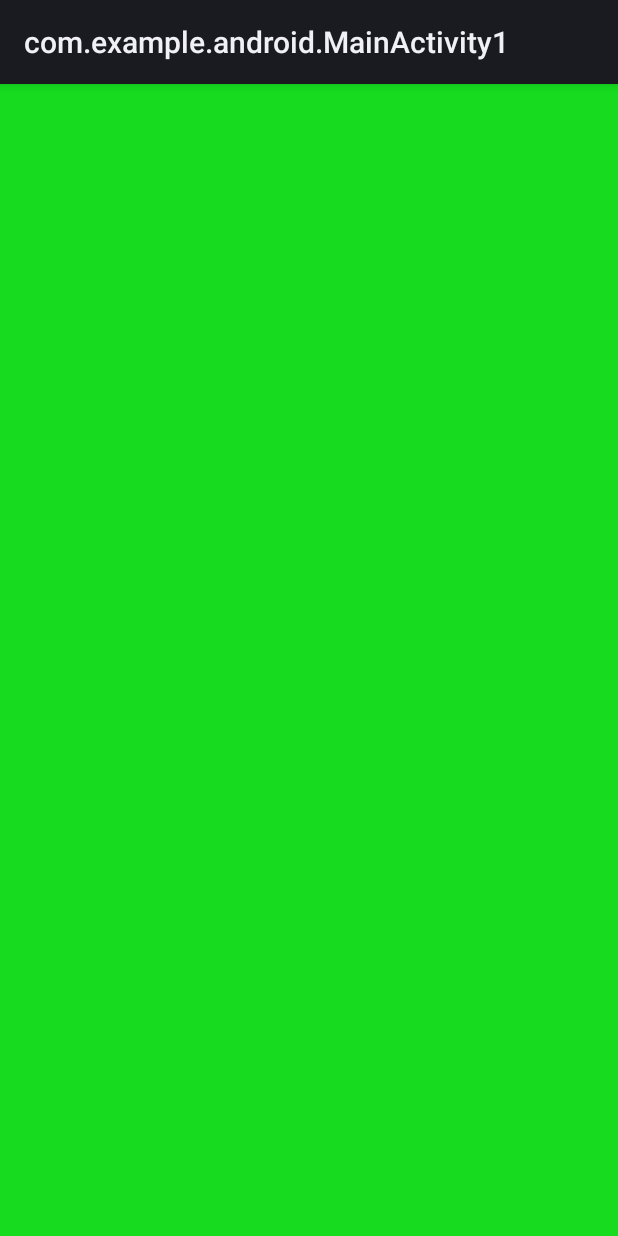
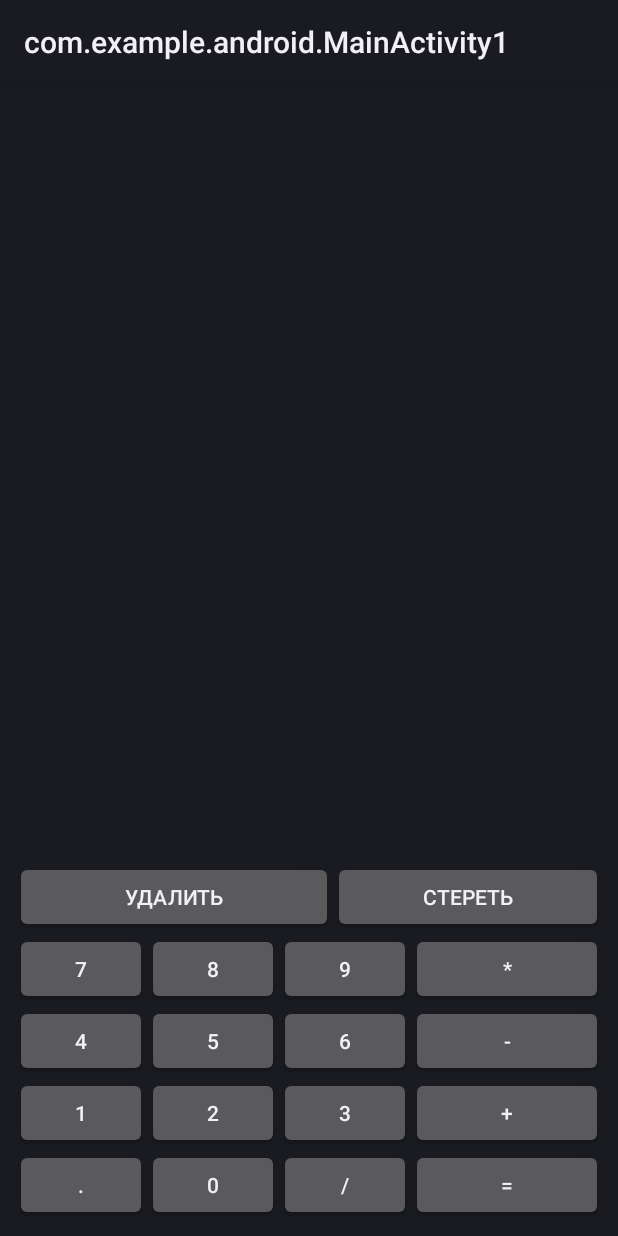
Before and after one commit to Vadimochek/Android, an Android app: the screen it shows after launch (MainActivity1), on a phone screen of 412 x 824 dp. Run offline under Robolectric (Android 15) with nearby library versions, the phone set to English and light mode, and no system bars.

Commit message:
Calcc 3.6

```diff
--- a/Android/app/src/main/AndroidManifest.xml
+++ b/Android/app/src/main/AndroidManifest.xml
@@ -13,9 +13,6 @@
                 <category android:name="android.intent.category.LAUNCHER" />
             </intent-filter>
         </activity>
-        <service android:name="com.example.android.MyService"
-        android:enabled="true"
-        android:exported="true"/>
     </application>
 
 
--- /dev/null
+++ b/Android/app/src/main/java/com/example/android/ButtonFragment.java
@@ -0,0 +1,63 @@
+package com.example.android;
+
+import android.os.Bundle;
+import android.view.LayoutInflater;
+import android.view.View;
+import android.view.ViewGroup;
+import android.widget.Button;
+
+import androidx.annotation.NonNull;
+import androidx.annotation.Nullable;
+import androidx.fragment.app.Fragment;
+
+import ru.samsung.itschool.book.equation243.R;
+
+public class ButtonFragment extends Fragment implements View.OnClickListener{
+    View view;
+
+    @Nullable
+    @Override
+    public View onCreateView(@NonNull LayoutInflater inflater, @Nullable ViewGroup container, @Nullable Bundle savedInstanceState) {
+
+        view = inflater.inflate(R.layout.button_fragment, container, false);
+
+        view.findViewById(R.id.button_0).setOnClickListener(this);
+        view.findViewById(R.id.button_1).setOnClickListener(this);
+        view.findViewById(R.id.button_2).setOnClickListener(this);
+        view.findViewById(R.id.button_3).setOnClickListener(this);
+        view.findViewById(R.id.button_4).setOnClickListener(this);
+        view.findViewById(R.id.button_5).setOnClickListener(this);
+        view.findViewById(R.id.button_6).setOnClickListener(this);
+        view.findViewById(R.id.button_7).setOnClickListener(this);
+        view.findViewById(R.id.button_8).setOnClickListener(this);
+        view.findViewById(R.id.button_9).setOnClickListener(this);
+
+        view.findViewById(R.id.point).setOnClickListener(this);
+
+        view.findViewById(R.id.equally).setOnClickListener(this);
+
+        view.findViewById(R.id.sum).setOnClickListener(this);
+        view.findViewById(R.id.difference).setOnClickListener(this);
+        view.findViewById(R.id.multiplication).setOnClickListener(this);
+        view.findViewById(R.id.divide).setOnClickListener(this);
+
+        view.findViewById(R.id.backspace).setOnClickListener(this);
+        view.findViewById(R.id.clear).setOnClickListener(this);
+
+        return view;
+    }
+
+
+    @Override
+    public void onClick(View v) {
+        String text = ((Button)view.findViewById(v.getId())).getText().toString();
+
+        if (text.equals("C")){
+            MainActivity1.clear();
+        }else if(text.equals("Backspace")){
+            MainActivity1.backspace();
+        }else {
+            MainActivity1.write(text);
+        }
+    }
+}
--- a/Android/app/src/main/res/layout/activity_main.xml
+++ b/Android/app/src/main/res/layout/activity_main.xml
@@ -1,8 +1,34 @@
 <?xml version="1.0" encoding="utf-8"?>
 <LinearLayout xmlns:android="http://schemas.android.com/apk/res/android"
     android:id="@+id/activity_main"
+    xmlns:tools="http://schemas.android.com/tools"
+    android:layout_height="match_parent"
     android:layout_width="match_parent"
-    android:layout_height="match_parent"
-    android:background="#16DB1E"
-    android:orientation="horizontal">
+    android:orientation="vertical"
+    android:layout_gravity="bottom">
+
+    <TextView
+        android:layout_margin="10dp"
+        android:layout_width="match_parent"
+        android:layout_height="wrap_content"
+        android:id="@+id/textView1"
+        android:textSize="16pt"
+        android:gravity="center_vertical|right"/>
+
+    <TextView
+        android:layout_margin="10dp"
+        android:layout_width="match_parent"
+        android:layout_height="wrap_content"
+        android:id="@+id/textView2"
+        android:textSize="18pt"
+        android:gravity="center_vertical|right"/>
+
+    <fragment
+        android:layout_margin="10dp"
+        android:layout_width="match_parent"
+        android:layout_height="match_parent"
+        class="com.example.android.ButtonFragment"
+        android:id="@+id/TODO"
+        tools:layout="@layout/button_fragment" />
+
 </LinearLayout>
--- /dev/null
+++ b/Android/app/src/main/res/layout/button_fragment.xml
@@ -0,0 +1,155 @@
+<?xml version="1.0" encoding="utf-8"?>
+<LinearLayout xmlns:android="http://schemas.android.com/apk/res/android"
+    android:orientation="vertical" android:layout_width="match_parent"
+    android:layout_height="match_parent"
+    android:gravity="bottom">
+
+    <LinearLayout
+        android:layout_width="match_parent"
+        android:layout_height="wrap_content"
+        android:orientation="horizontal">
+
+        <Button
+            android:id="@+id/backspace"
+            android:layout_width="212dp"
+            android:layout_height="wrap_content"
+            android:text="@string/backspace" />
+
+        <Button
+            android:id="@+id/clear"
+            android:layout_width="match_parent"
+            android:layout_height="wrap_content"
+            android:text="@string/c"/>
+    </LinearLayout>
+
+    <LinearLayout
+        android:layout_width="match_parent"
+        android:layout_height="wrap_content"
+        android:orientation="horizontal">
+
+        <Button
+            android:id="@+id/button_7"
+            android:layout_width="wrap_content"
+            android:layout_height="wrap_content"
+            android:text="7" />
+
+        <Button
+            android:id="@+id/button_8"
+            android:layout_width="wrap_content"
+            android:layout_height="wrap_content"
+            android:text="8" />
+
+
+        <Button
+            android:id="@+id/button_9"
+            android:layout_width="wrap_content"
+            android:layout_height="wrap_content"
+            android:text="9" />
+
+        <Button
+            android:id="@+id/multiplication"
+            android:layout_width="match_parent"
+            android:layout_height="wrap_content"
+            android:text="*"/>
+
+    </LinearLayout>
+
+
+    <LinearLayout
+        android:layout_width="match_parent"
+        android:layout_height="wrap_content"
+        android:orientation="horizontal">
+
+        <Button
+            android:id="@+id/button_4"
+            android:layout_width="wrap_content"
+            android:layout_height="wrap_content"
+            android:text="4" />
+
+        <Button
+            android:id="@+id/button_5"
+            android:layout_width="wrap_content"
+            android:layout_height="wrap_content"
+            android:text="5" />
+
+
+        <Button
+            android:id="@+id/button_6"
+            android:layout_width="wrap_content"
+            android:layout_height="wrap_content"
+            android:text="6" />
+
+        <Button
+            android:id="@+id/difference"
+            android:layout_width="match_parent"
+            android:layout_height="wrap_content"
+            android:text="-"/>
+
+    </LinearLayout>
+
+    <LinearLayout
+        android:layout_width="match_parent"
+        android:layout_height="wrap_content"
+        android:orientation="horizontal">
+
+        <Button
+            android:id="@+id/button_1"
+            android:layout_width="wrap_content"
+            android:layout_height="wrap_content"
+            android:text="1" />
+
+        <Button
+            android:id="@+id/button_2"
+            android:layout_width="wrap_content"
+            android:layout_height="wrap_content"
+            android:text="2" />
+
+
+        <Button
+            android:id="@+id/button_3"
+            android:layout_width="wrap_content"
+            android:layout_height="wrap_content"
+            android:text="3" />
+
+        <Button
+            android:id="@+id/sum"
+            android:layout_width="match_parent"
+            android:layout_height="wrap_content"
+            android:text="+"/>
+
+    </LinearLayout>
+
+    <LinearLayout
+        android:layout_width="match_parent"
+        android:layout_height="wrap_content"
+        android:orientation="horizontal">
+
+        <Button
+            android:id="@+id/point"
+            android:layout_width="wrap_content"
+            android:layout_height="wrap_content"
+            android:text="." />
+
+        <Button
+            android:id="@+id/button_0"
+            android:layout_width="wrap_content"
+            android:layout_height="wrap_content"
+            android:text="0" />
+
+
+        <Button
+            android:id="@+id/divide"
+            android:layout_width="wrap_content"
+            android:layout_height="wrap_content"
+            android:text="/" />
+
+        <Button
+            android:id="@+id/equally"
+            android:layout_width="match_parent"
+            android:layout_height="wrap_content"
+            android:text="@string/equally"/>
+
+    </LinearLayout>
+
+
+</LinearLayout>
--- a/Android/app/src/main/res/values/strings.xml
+++ b/Android/app/src/main/res/values/strings.xml
@@ -1,11 +1,5 @@
 <resources>
-    <string name="s2">Фамилия</string>
-    <string name="s3">Имя</string>
-    <string name="s4">Отчество</string>
-    <string name="s5">Год</string>
-    <string name="s6">Школа</string>
-    <string name="s7">Город</string>
-    <string name="s8">Опыт программирования</string>
-    <string name="s9">Знание языков програмиирования</string>
-
+    <string name="c">Стереть</string>
+    <string name="backspace">Удалить</string>
+    <string name="equally">=</string>
 </resources>
```
Also changed, not shown: Android/app/src/main/java/com/example/android/MainActivity1.java (+291 -15 lines), Android/app/src/main/java/com/example/android/MyService.java (deleted, +0 -54 lines).
